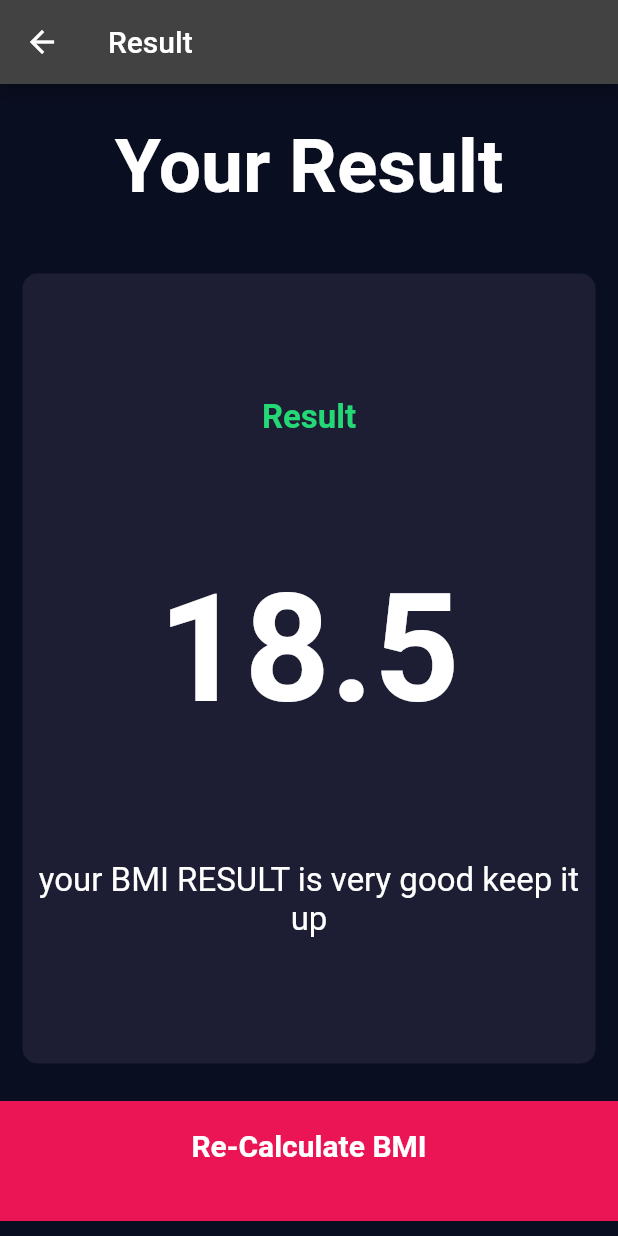
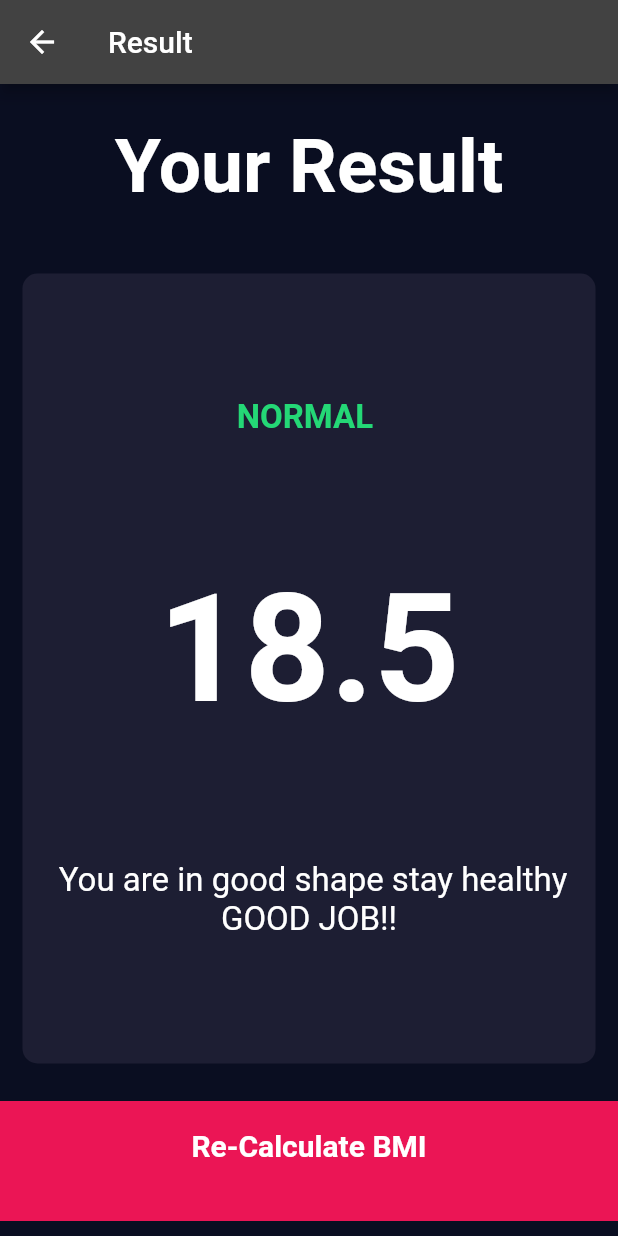
Before and after one commit to aman123shi/BMI_Calculator_Flutter_app, a Flutter app: the screen it shows after launch, after a tap on "Calculate The BMI", on a phone screen of 412 x 824 dp. Run offline on Flutter 3.47's test engine with Material 2 defaults, Android fonts, the light colour scheme and no system bars; our stand-ins replace font_awesome_flutter.

Commit message:
Fix Input Page

```diff
--- a/lib/bmi.dart
+++ b/lib/bmi.dart
@@ -4,10 +4,11 @@ class BMI {
   double height;
   int weight;
   double _bmi = 0.0;
-  BMI({required this.height, required this.weight});
+  BMI({required this.height, required this.weight}) {
+    _bmi = weight / pow(height / 100, 2);
+  }
 
   String calculateBMI() {
-    _bmi = weight / pow(height / 100, 2);
     return _bmi.toStringAsFixed(1);
   }
 
--- a/lib/input_page.dart
+++ b/lib/input_page.dart
@@ -1,3 +1,4 @@
+import 'package:angela_app/bmi.dart';
 import 'package:flutter/material.dart';
 import 'package:font_awesome_flutter/font_awesome_flutter.dart';
 import 'card_icon_content.dart';
@@ -208,10 +209,15 @@ class _InputPageState extends State<InputPage> {
             child: BottomButton(
               btnLabel: "Calculate The BMI",
               onPress: () {
+                BMI bmi = BMI(height: height.toDouble(), weight: weight);
                 Navigator.push(
                     context,
                     MaterialPageRoute(
-                      builder: (context) => const ResultPage(),
+                      builder: (context) => ResultPage(
+                        result: bmi.getResult(),
+                        bmiResult: bmi.calculateBMI(),
+                        detailResult: bmi.getDetail(),
+                      ),
                     ));
               },
             ),
--- a/lib/result_page.dart
+++ b/lib/result_page.dart
@@ -4,8 +4,15 @@ import 'package:flutter/material.dart';
 import 'bottom_button.dart';
 
 class ResultPage extends StatelessWidget {
-  const ResultPage({Key? key}) : super(key: key);
-
+  const ResultPage(
+      {Key? key,
+      required this.result,
+      required this.detailResult,
+      required this.bmiResult})
+      : super(key: key);
+  final String result;
+  final String bmiResult;
+  final String detailResult;
   @override
   Widget build(BuildContext context) {
     return Scaffold(
@@ -15,7 +22,7 @@ class ResultPage extends StatelessWidget {
       body: Column(
         mainAxisAlignment: MainAxisAlignment.spaceEvenly,
         children: [
-          Expanded(
+          const Expanded(
             child: Center(
               child: Text(
                 'Your Result',
@@ -34,19 +41,19 @@ class ResultPage extends StatelessWidget {
               child: Column(
                 crossAxisAlignment: CrossAxisAlignment.center,
                 mainAxisAlignment: MainAxisAlignment.spaceEvenly,
-                children: const [
+                children: [
                   Text(
-                    "Result",
+                    result.toUpperCase(),
                     style: kResultTextStyle,
                   ),
                   Text(
-                    '18.5',
+                    bmiResult,
                     style: kBMITextResultStyle,
                   ),
                   Text(
-                    "your BMI RESULT is very good keep it up",
+                    detailResult,
                     textAlign: TextAlign.center,
-                    style: TextStyle(fontSize: 22),
+                    style: const TextStyle(fontSize: 22),
                   )
                 ],
               ),
```
